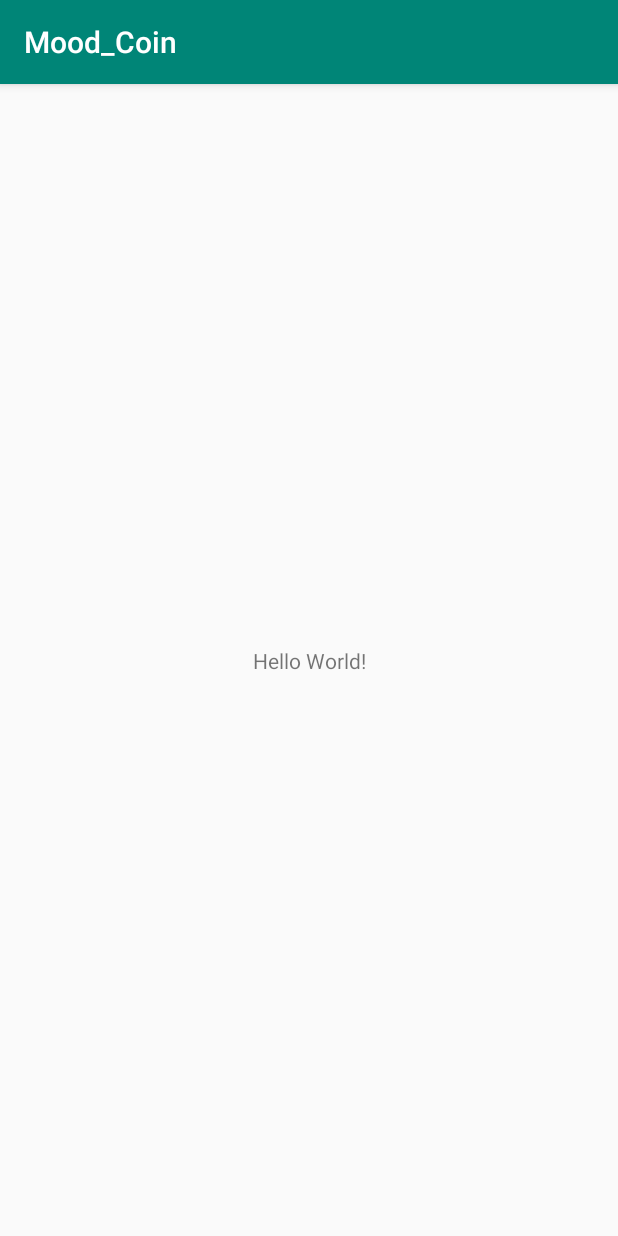
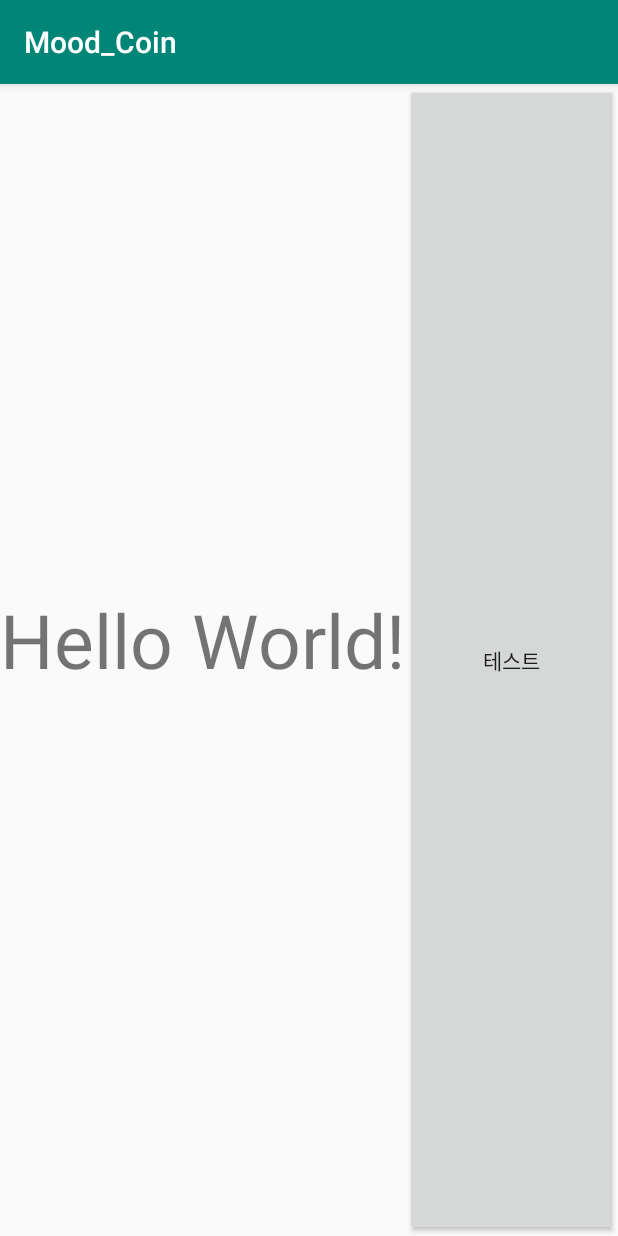
Before and after one commit to Nam-SW/MoodCoin, an Android app: the screen it shows after launch (MainActivity), on a phone screen of 412 x 824 dp. Run offline under Robolectric (Android 15) with nearby library versions, the phone set to English and light mode, and no system bars.

Commit message:
ㅇㅇㅇㅇ

```diff
--- a/app/src/main/java/com/cookandroid/mood_coin/MainActivity.java
+++ b/app/src/main/java/com/cookandroid/mood_coin/MainActivity.java
@@ -2,12 +2,27 @@ package com.cookandroid.mood_coin;
 
 import android.support.v7.app.AppCompatActivity;
 import android.os.Bundle;
+import android.view.View;
+import android.widget.Button;
+import android.widget.TextView;
 
 public class MainActivity extends AppCompatActivity {
 
+    Button btn1;
+    TextView tv1;
+    String msg;
     @Override
     protected void onCreate(Bundle savedInstanceState) {
         super.onCreate(savedInstanceState);
         setContentView(R.layout.activity_main);
+        btn1 = (Button)findViewById(R.id.bt1);
+        tv1 = (TextView)findViewById(R.id.test);
+        msg = "11";
+        btn1.setOnClickListener(new View.OnClickListener() {
+            @Override
+            public void onClick(View view) {
+                tv1.setText(msg);
+            }
+        });
     }
 }
--- a/app/src/main/res/layout/activity_main.xml
+++ b/app/src/main/res/layout/activity_main.xml
@@ -1,5 +1,5 @@
 <?xml version="1.0" encoding="utf-8"?>
-<android.support.constraint.ConstraintLayout xmlns:android="http://schemas.android.com/apk/res/android"
+<LinearLayout xmlns:android="http://schemas.android.com/apk/res/android"
     xmlns:app="http://schemas.android.com/apk/res-auto"
     xmlns:tools="http://schemas.android.com/tools"
     android:layout_width="match_parent"
@@ -7,12 +7,21 @@
     tools:context=".MainActivity">
 
     <TextView
+        android:id="@+id/test"
         android:layout_width="wrap_content"
         android:layout_height="wrap_content"
+        android:textSize="50dp"
         android:text="Hello World!"
         app:layout_constraintBottom_toBottomOf="parent"
         app:layout_constraintLeft_toLeftOf="parent"
         app:layout_constraintRight_toRightOf="parent"
         app:layout_constraintTop_toTopOf="parent" />
 
-</android.support.constraint.ConstraintLayout>
+    <Button
+        android:id="@+id/bt1"
+        android:layout_width="match_parent"
+        android:layout_height="match_parent"
+        android:text="테스트"
+        />
+
+</LinearLayout>
```
